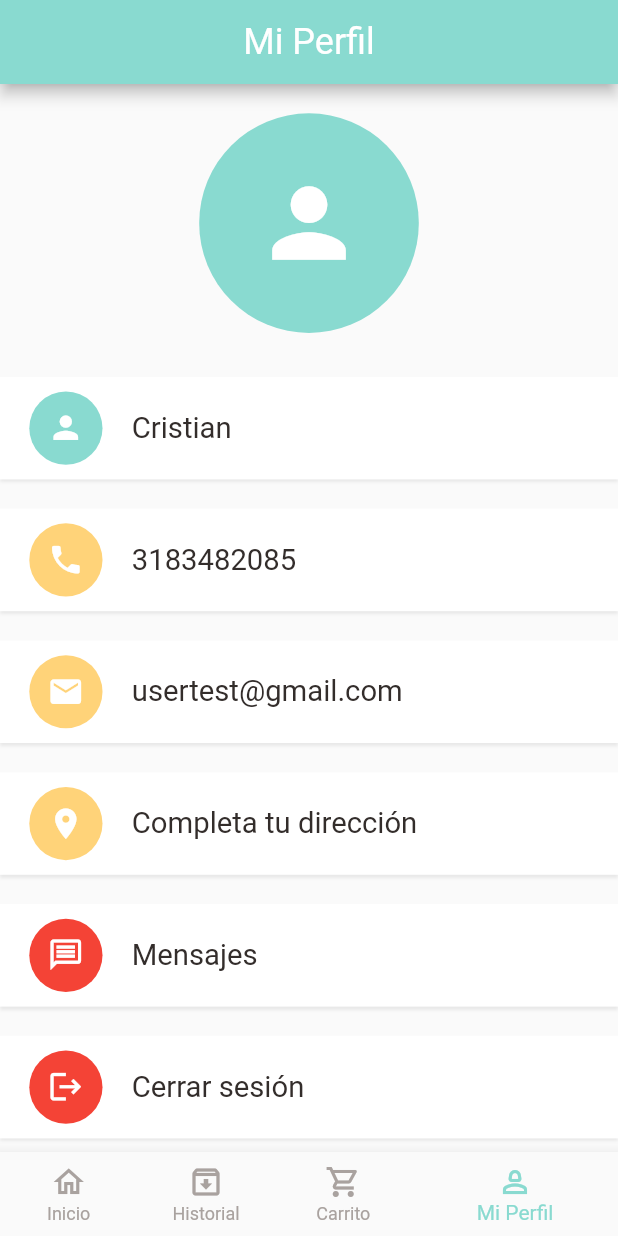
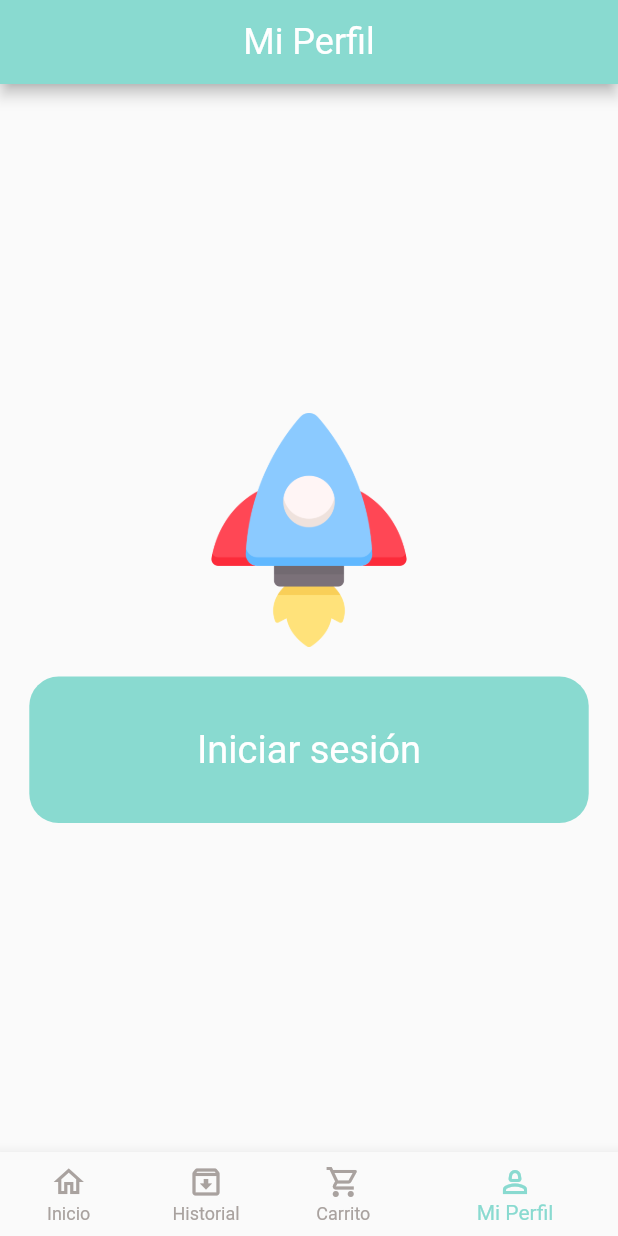
Before and after one commit to crisdevcode/ecommerce-mobile, a Flutter app: the screen it shows after launch, item 4 of the bottom bar chosen, on a phone screen of 412 x 824 dp. Run offline on Flutter 3.47's test engine with Material 2 defaults, Android fonts, the phone set to English and light mode, and no system bars; our stand-ins replace dots_indicator, get, google_fonts, shared_preferences; missing offline and left inert: amplify_api, amplify_core, amplify_datastore, amplify_flutter; accounts and stored records are empty; network calls fail.

Commit message:
add: [auth] - User - model, controller, repo, dependencies, account page authorization and finish auth flow

```diff
--- a/lib/controllers/auth_controller.dart
+++ b/lib/controllers/auth_controller.dart
@@ -46,7 +46,7 @@ class AuthController extends GetxController implements GetxService {
       // print('[Backend Token]');
       // Save token of user in headers and sharedpreferences
       authRepo.saveUserToken(response.body["token"]);
-      // print('${response.body["token"]}');
+      // print('My token is: ${response.body["token"]}'); //! ONLY FOR TESTING
       responseModel = ResponseModel(true, response.body["token"]);
     } else {
       responseModel = ResponseModel(false, response.statusText!);
--- /dev/null
+++ b/lib/controllers/user_controller.dart
@@ -0,0 +1,39 @@
+import 'package:delivery_ecommerce/data/repository/user_repo.dart';
+import 'package:delivery_ecommerce/models/user_model.dart';
+import 'package:get/get.dart';
+import 'package:delivery_ecommerce/models/response_model.dart';
+import 'package:delivery_ecommerce/models/sign_up_body_model.dart';
+
+class UserController extends GetxController implements GetxService {
+  final UserRepo userRepo;
+
+  UserController({required this.userRepo});
+
+  bool _isLoading = false;
+  late UserModel _userModel;
+
+  // Getters
+  bool get isLoading => _isLoading;
+  UserModel get userModel => _userModel;
+
+  Future<ResponseModel> getUserInfo() async {
+
+    Response response = await userRepo.getUserInfo();
+    late ResponseModel responseModel;
+    print('[getUserInfo Test]: ${ response.body }');
+
+    if (response.statusCode == 200) {
+      _userModel = UserModel.fromJson(response.body); // WHATS
+      _isLoading = true;
+      responseModel = ResponseModel(true, "Successfully");
+    } else {
+      // print('did not get');
+      responseModel = ResponseModel(false, response.statusText!);
+      print(response.statusText);
+    }
+
+    update();
+
+    return responseModel;
+  }
+}
--- /dev/null
+++ b/lib/data/repository/user_repo.dart
@@ -0,0 +1,14 @@
+import 'package:get/get.dart';
+import 'package:delivery_ecommerce/data/api/api_client.dart';
+import 'package:delivery_ecommerce/utils/app_constants.dart';
+
+class UserRepo {
+
+  final ApiClient apiClient;
+
+  UserRepo({required this.apiClient});
+
+  Future<Response> getUserInfo() async {
+    return await apiClient.getData(AppConstants.USER_INFO_URI);
+  }
+}
--- a/lib/helper/dependencies.dart
+++ b/lib/helper/dependencies.dart
@@ -2,10 +2,12 @@ import 'package:delivery_ecommerce/controllers/auth_controller.dart';
 import 'package:delivery_ecommerce/controllers/cart_controller.dart';
 import 'package:delivery_ecommerce/controllers/popular_product_controller.dart';
 import 'package:delivery_ecommerce/controllers/recommended_product_controller.dart';
+import 'package:delivery_ecommerce/controllers/user_controller.dart';
 import 'package:delivery_ecommerce/data/repository/auth_repo.dart';
 import 'package:delivery_ecommerce/data/repository/cart_repo.dart';
 import 'package:delivery_ecommerce/data/repository/popular_product_repo.dart';
 import 'package:delivery_ecommerce/data/repository/recommended_product_repo.dart';
+import 'package:delivery_ecommerce/data/repository/user_repo.dart';
 import 'package:delivery_ecommerce/utils/app_constants.dart';
 import 'package:get/get.dart';
 import 'package:delivery_ecommerce/data/api/api_client.dart';
@@ -18,8 +20,9 @@ Future<void> init() async {
   Get.lazyPut(() => sharedPreferences);
 
   // Api client
-  Get.lazyPut(() => ApiClient(appBaseUrl: AppConstants.BASE_URL)); // No slash at the end.
+  Get.lazyPut(() => ApiClient(appBaseUrl: AppConstants.BASE_URL, sharedPreferences: Get.find())); // No slash at the end.
   Get.lazyPut(() => AuthRepo(apiClient: Get.find(), sharedPreferences: Get.find())); // No slash at the end.
+  Get.lazyPut(() => UserRepo(apiClient: Get.find()));
 
   // Repos
   Get.lazyPut(() => PopularProductRepo(apiClient: Get.find())); // WHATS
@@ -28,6 +31,7 @@ Future<void> init() async {
 
   // Controllers
   Get.lazyPut(() => AuthController(authRepo: Get.find()));
+  Get.lazyPut(() => UserController(userRepo: Get.find()));
   Get.lazyPut(() => PopularProductController(popularProductRepo: Get.find()));
   Get.lazyPut(() => RecommendedProductController(recommendedProductRepo: Get.find()));
   Get.lazyPut(() => CartController(cartRepo: Get.find()));
--- /dev/null
+++ b/lib/models/user_model.dart
@@ -0,0 +1,37 @@
+import 'dart:convert';
+
+UserModel userModelFromJson(String str) => UserModel.fromJson(json.decode(str));
+
+String userModelToJson(UserModel data) => json.encode(data.toJson());
+
+class UserModel {
+  int id;
+  String name;
+  String email;
+  String phone;
+  int orderCount;
+
+  UserModel({
+    required this.id,
+    required this.name,
+    required this.email,
+    required this.phone,
+    required this.orderCount,
+  });
+
+  factory UserModel.fromJson(Map<String, dynamic> json) => UserModel(
+        id: json["id"],
+        name: json["name"],
+        email: json["email"],
+        phone: json["phone"],
+        orderCount: json["orderCount"],
+      );
+
+  Map<String, dynamic> toJson() => {
+        "id": id,
+        "name": name,
+        "email": email,
+        "phone": phone,
+        "orderCount": orderCount,
+      };
+}
--- a/lib/pages/account/acount_page.dart
+++ b/lib/pages/account/acount_page.dart
@@ -1,19 +1,29 @@
+// ignore_for_file: no_leading_underscores_for_local_identifiers
+import 'package:delivery_ecommerce/base/custom_loader.dart';
+import 'package:flutter/material.dart';
+import 'package:get/get.dart';
 import 'package:delivery_ecommerce/controllers/auth_controller.dart';
 import 'package:delivery_ecommerce/controllers/cart_controller.dart';
+import 'package:delivery_ecommerce/controllers/user_controller.dart';
 import 'package:delivery_ecommerce/routes/route_helper.dart';
 import 'package:delivery_ecommerce/utils/colors.dart';
 import 'package:delivery_ecommerce/utils/dimensions.dart';
 import 'package:delivery_ecommerce/widgets/account_widget.dart';
 import 'package:delivery_ecommerce/widgets/app_icon.dart';
 import 'package:delivery_ecommerce/widgets/big_text.dart';
-import 'package:flutter/material.dart';
-import 'package:get/get.dart';
 
 class AccountPage extends StatelessWidget {
   const AccountPage({super.key});
 
   @override
   Widget build(BuildContext context) {
+    bool _userLoggedIn = Get.find<AuthController>().userLoggedIn();
+
+    if (_userLoggedIn) {
+      Get.find<UserController>().getUserInfo();
+      // print('User has logged in');
+    }
+
     return Scaffold(
         appBar: AppBar(
           backgroundColor: AppColors.mainColor,
@@ -21,7 +31,10 @@ class AccountPage extends StatelessWidget {
             child: BigText(text: 'Mi Perfil', size: 24, color: Colors.white),
           ),
         ),
-        body: Container(
+        body: GetBuilder<UserController>(builder: (userController) {
+          return _userLoggedIn
+              ? (userController.isLoading
+                  ? Container(
                       width: double.maxFinite,
                       margin: EdgeInsets.only(top: Dimensions.height20),
                       child: Column(
@@ -48,7 +61,7 @@ class AccountPage extends StatelessWidget {
                                       iconSize: Dimensions.height10 * 5 / 2,
                                       size: Dimensions.height10 * 5,
                                     ),
-                        bigText: BigText(text: "Cristian"),
+                                    bigText: BigText(text: userController.userModel.name), // WHATS
                                   ),
                                   SizedBox(height: Dimensions.height20),
                                   // Phone
@@ -60,7 +73,7 @@ class AccountPage extends StatelessWidget {
                                       iconSize: Dimensions.height10 * 5 / 2,
                                       size: Dimensions.height10 * 5,
                                     ),
-                        bigText: BigText(text: "3183482085"),
+                                    bigText: BigText(text: userController.userModel.phone),
                                   ),
                                   SizedBox(height: Dimensions.height20),
                                   // Email
@@ -72,7 +85,8 @@ class AccountPage extends StatelessWidget {
                                       iconSize: Dimensions.height10 * 5 / 2,
                                       size: Dimensions.height10 * 5,
                                     ),
-                        bigText: BigText(text: "usertest@gmail.com"),
+                                    bigText:
+                                        BigText(text: userController.userModel.email),
                                   ),
                                   SizedBox(height: Dimensions.height20),
                                   // Address
@@ -84,7 +98,8 @@ class AccountPage extends StatelessWidget {
                                       iconSize: Dimensions.height10 * 5 / 2,
                                       size: Dimensions.height10 * 5,
                                     ),
-                        bigText: BigText(text: "Completa tu dirección"),
+                                    bigText:
+                                        BigText(text: "Completa tu dirección"),
                                   ),
                                   SizedBox(height: Dimensions.height20),
                                   // Message
@@ -101,11 +116,15 @@ class AccountPage extends StatelessWidget {
                                   SizedBox(height: Dimensions.height20),
                                   GestureDetector(
                                     onTap: () {
-                          if (Get.find<AuthController>().userLoggedIn()) {
-                            Get.find<AuthController>().clearSharedData();
+                                      if (Get.find<AuthController>()
+                                          .userLoggedIn()) {
+                                        Get.find<AuthController>()
+                                            .clearSharedData();
                                         Get.find<CartController>().clear();
-                            Get.find<CartController>().clearCartHistory();
-                            Get.offNamed(RouteHelper.getSignInPage());
+                                        Get.find<CartController>()
+                                            .clearCartHistory();
+                                        Get.offNamed(
+                                            RouteHelper.getSignInPage());
                                       } else {
                                         print('estás desconectado');
                                       }
@@ -128,6 +147,53 @@ class AccountPage extends StatelessWidget {
                           )
                         ],
                       ),
-        ));
+                    )
+                  : const CustomLoader())
+              : Container(
+                  child: Center(
+                    child: Column(
+                      mainAxisAlignment: MainAxisAlignment.center,
+                      children: [
+                        Container(
+                          width: Dimensions.height20 * 8,
+                          height: Dimensions.height20 * 8,
+                          margin: EdgeInsets.only(left: Dimensions.width20, right: Dimensions.width20),
+                          decoration: BoxDecoration(
+                            borderRadius: BorderRadius.circular(Dimensions.radius20),
+                            image: const DecorationImage(
+                              fit: BoxFit.cover,
+                              image: AssetImage(
+                                'assets/images/sign-to-continue.png'
+                              )
+                            )
+                          ),
+                        ),
+                        SizedBox(height: Dimensions.height20),
+                        GestureDetector(
+                          onTap: () {
+                            Get.toNamed(RouteHelper.getSignInPage());
+                          },
+                          child: Container(
+                            width: double.maxFinite,
+                            height: Dimensions.height20 * 5,
+                            margin: EdgeInsets.only(left: Dimensions.width20, right: Dimensions.width20),
+                            decoration: BoxDecoration(
+                              color: AppColors.mainColor,
+                              borderRadius: BorderRadius.circular(Dimensions.radius20),
+                            ),
+                            child: Center(
+                              child: BigText(
+                                text: 'Iniciar sesión',
+                                color: Colors.white,
+                                size: Dimensions.font26,
+                              ),
+                            ),
+                          ),
+                        ),
+
+                      ],
+                    ))
+                );
+        }));
   }
 }
--- a/lib/pages/auth/sign_up_page.dart
+++ b/lib/pages/auth/sign_up_page.dart
@@ -2,6 +2,7 @@ import 'package:delivery_ecommerce/base/custom_loader.dart';
 import 'package:delivery_ecommerce/base/show_custom_snack_bar.dart';
 import 'package:delivery_ecommerce/controllers/auth_controller.dart';
 import 'package:delivery_ecommerce/models/sign_up_body_model.dart';
+import 'package:delivery_ecommerce/routes/route_helper.dart';
 import 'package:delivery_ecommerce/utils/colors.dart';
 import 'package:delivery_ecommerce/utils/dimensions.dart';
 import 'package:delivery_ecommerce/widgets/app_text_field.dart';
@@ -70,7 +71,8 @@ class SignUpPage extends StatelessWidget {
         // Send data to API
         authController.registration(signUpBody).then((status) {
           if (status.isSuccess) {
-            print("Success registration");
+            // print('Success registration');
+            Get.offNamed(RouteHelper.getInitial());
           } else {
             showCustomSnackBar(status.message);
           }
--- a/lib/utils/app_constants.dart
+++ b/lib/utils/app_constants.dart
@@ -14,6 +14,10 @@ class AppConstants {
   static const String REGISTRATION_URI = "";
   static const String LOGIN_URI = "";
 
+  // User endpoints
+  // static const String USER_INFO = "/api/v1/customer/info";
+  static const String USER_INFO_URI = "";
+
   static const String TOKEN = "";
   static const String PHONE = "";
   static const String PASSWORD = "";
--- a/pubspec.yaml
+++ b/pubspec.yaml
@@ -74,6 +74,7 @@ flutter:
     - assets/images/gmail.png
     - assets/images/facebook.png
     - assets/images/twitter.png
+    - assets/images/sign-to-continue.png
 
   # An image asset can refer to one or more resolution-specific "variants", see
   # https://flutter.dev/assets-and-images/#resolution-aware
```
Also changed, not shown: lib/data/api/api_client.dart (+12 -5 lines), assets/images/sign-to-continue.png (added). Lines whose indentation alone changed are shown as unchanged.
